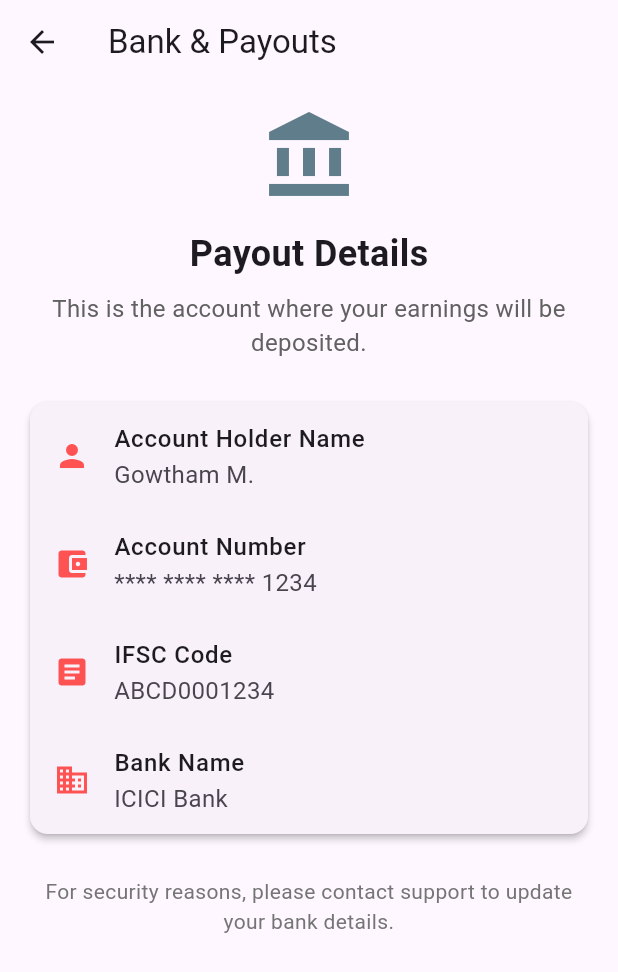
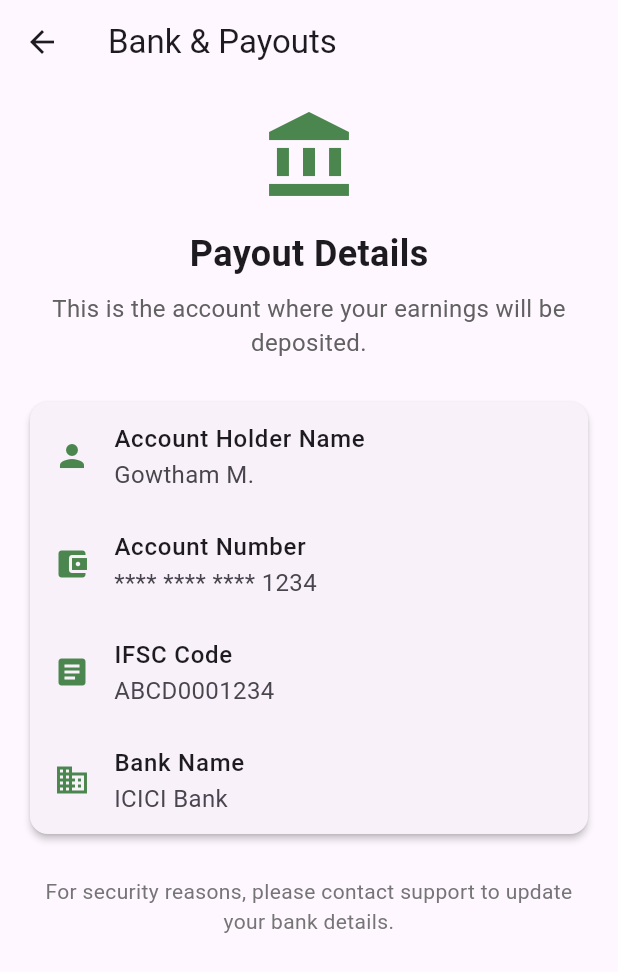
Before and after one commit to Gowthamsai-k/Restaurent_app, a Flutter app: the screen it shows once a user with an empty profile is signed in, item 2 of the bottom bar chosen, after a tap on "Bank & Payouts", on a phone screen of 412 x 824 dp. Shown: the top 972 px of the screen. Run offline on Flutter 3.47's test engine with Material 3 defaults, Android fonts, the phone set to English and light mode, and no system bars; our stand-ins replace firebase_auth, firebase_core, fl_chart, google_fonts, image_picker; accounts and stored records are empty.

Commit message:
ui change

```diff
--- a/lib/View/home/home_screen.dart
+++ b/lib/View/home/home_screen.dart
@@ -27,7 +27,7 @@ class _HomeScreenState extends State<HomeScreen> {
       body: IndexedStack(index: _currentIndex, children: _screens),
       bottomNavigationBar: BottomNavigationBar(
         currentIndex: _currentIndex,
-        selectedItemColor: Colors.redAccent,
+        selectedItemColor: Color.fromARGB(255, 75, 134, 78),
         unselectedItemColor: Colors.grey,
         onTap: (index) => setState(() => _currentIndex = index),
         items: const [
--- a/lib/View/home/payments_screen.dart
+++ b/lib/View/home/payments_screen.dart
@@ -237,7 +237,7 @@ class PaymentsScreen extends StatelessWidget {
       barRods: [
         BarChartRodData(
           toY: y,
-          color: Colors.deepOrange,
+          color: Color.fromARGB(255, 75, 134, 78),
           width: 16,
           borderRadius: const BorderRadius.only(
             topLeft: Radius.circular(6),
@@ -264,11 +264,11 @@ class PaymentsScreen extends StatelessWidget {
           final item = bestSellers[index];
           return ListTile(
             leading: CircleAvatar(
-              backgroundColor: Colors.deepOrange.withOpacity(0.1),
+              backgroundColor: Color.fromARGB(255, 75, 134, 78),
               child: Text(
                 '#${index + 1}',
                 style: const TextStyle(
-                  color: Colors.deepOrange,
+                  color: Color.fromARGB(255, 255, 255, 255),
                   fontWeight: FontWeight.bold,
                 ),
               ),
--- a/lib/View/profile/bank_payout.dart
+++ b/lib/View/profile/bank_payout.dart
@@ -12,7 +12,11 @@ class BankPayoutScreen extends StatelessWidget {
         padding: const EdgeInsets.all(16.0),
         child: Column(
           children: [
-            const Icon(Icons.account_balance, size: 64, color: Colors.blueGrey),
+            const Icon(
+              Icons.account_balance,
+              size: 64,
+              color: Color.fromARGB(255, 75, 134, 78),
+            ),
             const SizedBox(height: 16),
             const Text(
               'Payout Details',
@@ -78,7 +82,7 @@ class BankPayoutScreen extends StatelessWidget {
     required String subtitle,
   }) {
     return ListTile(
-      leading: Icon(icon, color: Colors.redAccent),
+      leading: Icon(icon, color: Color.fromARGB(255, 75, 134, 78)),
       title: Text(title, style: const TextStyle(fontWeight: FontWeight.w500)),
       subtitle: Text(subtitle, style: const TextStyle(fontSize: 16)),
     );
--- a/lib/View/profile/profile_screen.dart
+++ b/lib/View/profile/profile_screen.dart
@@ -131,7 +131,7 @@ class ProfileScreen extends StatelessWidget {
     required VoidCallback onTap,
   }) {
     return ListTile(
-      leading: Icon(icon, color: Colors.deepOrange),
+      leading: Icon(icon, color: Color.fromARGB(255, 75, 134, 78)),
       title: Text(title, style: const TextStyle(fontSize: 16)),
       trailing: const Icon(Icons.chevron_right),
       onTap: onTap,
--- a/lib/View/restaurent/menu_managment.dart
+++ b/lib/View/restaurent/menu_managment.dart
@@ -113,7 +113,7 @@ class _MenuManagementScreenState extends State<MenuManagementScreen> {
                     onChanged: (newValue) {
                       _toggleAvailability(item['id'], newValue);
                     },
-                    activeColor: Colors.deepOrange,
+                    activeColor: Color.fromARGB(255, 75, 134, 78),
                   ),
                   IconButton(
                     icon: const Icon(Icons.edit, color: Colors.grey),
@@ -129,7 +129,7 @@ class _MenuManagementScreenState extends State<MenuManagementScreen> {
       ),
       floatingActionButton: FloatingActionButton(
         onPressed: _navigateToAddItem,
-        backgroundColor: Colors.deepOrange,
+        backgroundColor: Color.fromARGB(255, 75, 134, 78),
         child: const Icon(Icons.add),
       ),
     );
```
